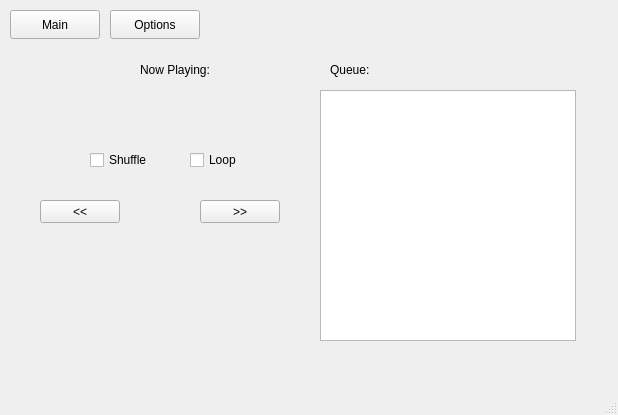
Before: the Qt Designer form BetAlgorithm/mainwindow.ui in JanPopadiuk/Spotify-algorithm, drawn with Qt 5.
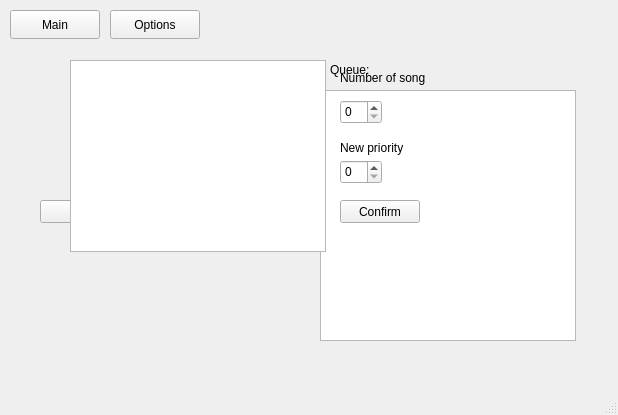
After: the same form once the commit is applied.

Commit message: Tried adding change of priority WIP

Diff of the .ui file:
```diff
--- a/BetAlgorithm/mainwindow.ui
+++ b/BetAlgorithm/mainwindow.ui
@@ -103,6 +103,12 @@
       <height>20</height>
      </rect>
     </property>
+    <property name="cursor">
+     <cursorShape>PointingHandCursor</cursorShape>
+    </property>
+    <property name="styleSheet">
+     <string notr="true"/>
+    </property>
     <property name="text">
      <string>Loop</string>
     </property>
@@ -156,6 +162,90 @@
      <string>Options</string>
     </property>
    </widget>
+   <widget class="QStackedWidget" name="settingswidget">
+    <property name="geometry">
+     <rect>
+      <x>50</x>
+      <y>40</y>
+      <width>411</width>
+      <height>261</height>
+     </rect>
+    </property>
+    <property name="currentIndex">
+     <number>0</number>
+    </property>
+    <widget class="QWidget" name="page_1">
+     <widget class="QListView" name="listSongList">
+      <property name="geometry">
+       <rect>
+        <x>20</x>
+        <y>20</y>
+        <width>256</width>
+        <height>192</height>
+       </rect>
+      </property>
+     </widget>
+     <widget class="QSpinBox" name="spinChangeId">
+      <property name="geometry">
+       <rect>
+        <x>290</x>
+        <y>60</y>
+        <width>42</width>
+        <height>24</height>
+       </rect>
+      </property>
+     </widget>
+     <widget class="QSpinBox" name="spinNewPriority">
+      <property name="geometry">
+       <rect>
+        <x>290</x>
+        <y>120</y>
+        <width>42</width>
+        <height>24</height>
+       </rect>
+      </property>
+     </widget>
+     <widget class="QLabel" name="label">
+      <property name="geometry">
+       <rect>
+        <x>290</x>
+        <y>30</y>
+        <width>91</width>
+        <height>16</height>
+       </rect>
+      </property>
+      <property name="text">
+       <string>Number of song</string>
+      </property>
+     </widget>
+     <widget class="QLabel" name="label_2">
+      <property name="geometry">
+       <rect>
+        <x>290</x>
+        <y>100</y>
+        <width>81</width>
+        <height>16</height>
+       </rect>
+      </property>
+      <property name="text">
+       <string>New priority</string>
+      </property>
+     </widget>
+     <widget class="QPushButton" name="butConfirmChange">
+      <property name="geometry">
+       <rect>
+        <x>290</x>
+        <y>160</y>
+        <width>80</width>
+        <height>23</height>
+       </rect>
+      </property>
+      <property name="text">
+       <string>Confirm</string>
+      </property>
+     </widget>
+    </widget>
+   </widget>
   </widget>
   <widget class="QStatusBar" name="statusbar"/>
   <action name="actionChange_priority">
```
Left out of the diff: 8 changed lines with no effect on the pictures. The commit also changes 39 other files.
